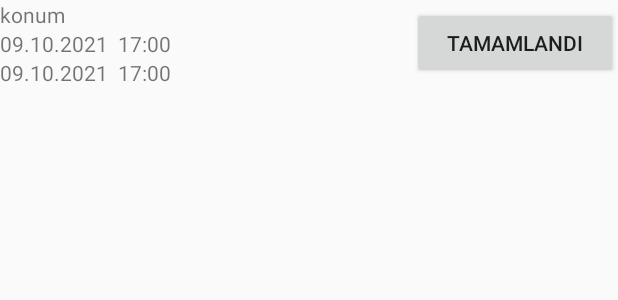
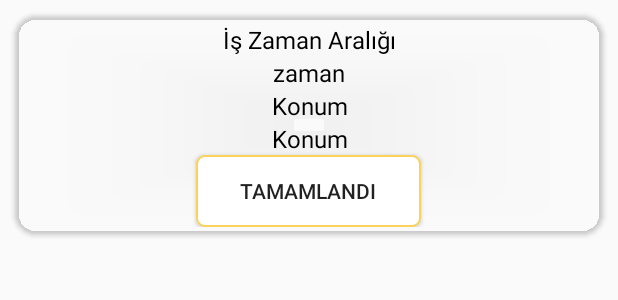
Before and after one commit to 55selcukozdemir/santiye, an Android app: the layout list_item_operator.xml on its own in the app's theme, with its tools: preview values and no code run, on a phone screen of 412 x 824 dp. Shown: the top 300 px of the screen. Run offline under Robolectric (Android 15) with nearby library versions, the phone set to English and light mode, and no system bars.

Commit message:
operator ekranı tasarlandı

```diff
--- a/app/src/main/java/com/example/santiye/main/ProductAdded.kt
+++ b/app/src/main/java/com/example/santiye/main/ProductAdded.kt
@@ -45,6 +45,7 @@ class ProductAdded : AppCompatActivity() {
         super.onCreate(savedInstanceState)
         binding = ActivityProductAddedBinding.inflate(layoutInflater)
 
+        supportActionBar?.hide()
         registerLauncher()
         auth = Firebase.auth
         firestore = Firebase.firestore
@@ -119,6 +120,8 @@ class ProductAdded : AppCompatActivity() {
                 }.addOnFailureListener{
                     Toast.makeText(this, it.localizedMessage,Toast.LENGTH_LONG).show()
                 }
+            }else{
+                Toast.makeText(this, "Lütfen bir görsel seçerek yükleme yapınız.", Toast.LENGTH_SHORT).show()
             }
 
         })
--- /dev/null
+++ b/app/src/main/res/drawable/person_profile.xml
@@ -0,0 +1,5 @@
+<vector android:height="50dp" android:tint="?attr/colorControlNormal"
+    android:viewportHeight="24" android:viewportWidth="24"
+    android:width="50dp" xmlns:android="http://schemas.android.com/apk/res/android">
+    <path android:fillColor="@android:color/white" android:pathData="M12,5.9c1.16,0 2.1,0.94 2.1,2.1s-0.94,2.1 -2.1,2.1S9.9,9.16 9.9,8s0.94,-2.1 2.1,-2.1m0,9c2.97,0 6.1,1.46 6.1,2.1v1.1L5.9,18.1L5.9,17c0,-0.64 3.13,-2.1 6.1,-2.1M12,4C9.79,4 8,5.79 8,8s1.79,4 4,4 4,-1.79 4,-4 -1.79,-4 -4,-4zM12,13c-2.67,0 -8,1.34 -8,4v3h16v-3c0,-2.66 -5.33,-4 -8,-4z"/>
+</vector>
--- a/app/src/main/res/layout/list_item_operator.xml
+++ b/app/src/main/res/layout/list_item_operator.xml
@@ -1,39 +1,70 @@
 <?xml version="1.0" encoding="utf-8"?>
-<LinearLayout xmlns:android="http://schemas.android.com/apk/res/android"
+
+<androidx.cardview.widget.CardView xmlns:android="http://schemas.android.com/apk/res/android"
+    xmlns:app="http://schemas.android.com/apk/res-auto"
     android:layout_width="match_parent"
     android:layout_height="wrap_content"
-    android:gravity="center"
-    android:orientation="horizontal">
+    android:layout_margin="10dp"
+    android:background="@drawable/layout_background"
+    android:backgroundTintMode="src_in"
+    android:padding="10dp"
+    app:cardBackgroundColor="#00FFFFFF"
+    app:cardCornerRadius="15dp">
 
     <LinearLayout
-        android:layout_width="0dp"
+        android:layout_width="match_parent"
         android:layout_height="wrap_content"
-        android:layout_weight="2"
-        android:orientation="vertical">
+        android:background="#00FFFFFF"
+        android:gravity="center"
+        android:orientation="vertical"
+        android:padding="5dp">
 
-        <TextView
-            android:id="@+id/list_item_operator_location"
+        <LinearLayout
             android:layout_width="match_parent"
             android:layout_height="wrap_content"
-            android:text="konum" />
+            android:orientation="vertical">
 
-        <TextView
-            android:id="@+id/list_item_operator_date1"
-            android:layout_width="match_parent"
+            <TextView
+                android:layout_width="match_parent"
+                android:layout_height="wrap_content"
+                android:gravity="center"
+                android:text="İş Zaman Aralığı"
+                android:textColor="@color/primaryTextColor"
+                android:textSize="16sp" />
+
+            <TextView
+                android:id="@+id/list_item_operator_date"
+                android:layout_width="match_parent"
+                android:layout_height="wrap_content"
+                android:gravity="center"
+                android:text="zaman"
+                android:textColor="@color/primaryTextColor"
+                android:textSize="16sp" />
+
+            <TextView
+                android:layout_width="match_parent"
+                android:layout_height="wrap_content"
+                android:gravity="center"
+                android:text="Konum"
+                android:textColor="@color/primaryTextColor"
+                android:textSize="16sp" />
+
+            <TextView
+                android:id="@+id/list_item_operator_location"
+                android:layout_width="match_parent"
+                android:layout_height="wrap_content"
+                android:gravity="center"
+                android:text="Konum"
+                android:textColor="@color/primaryTextColor"
+                android:textSize="16sp" />
+        </LinearLayout>
+
+        <Button
+            android:id="@+id/list_item_operator_button_ok"
+            android:layout_width="150dp"
             android:layout_height="wrap_content"
-            android:text="09.10.2021  17:00" />
-
-        <TextView
-            android:id="@+id/list_item_operator_date2"
-            android:layout_width="match_parent"
-            android:layout_height="wrap_content"
-            android:text="09.10.2021  17:00" />
+            android:background="@drawable/base_border"
+            android:text="Tamamlandı" />
     </LinearLayout>
 
-    <Button
-        android:id="@+id/list_item_operator_button_ok"
-        android:layout_width="0dp"
-        android:layout_height="wrap_content"
-        android:layout_weight="1"
-        android:text="Tamamlandı" />
-</LinearLayout>
+</androidx.cardview.widget.CardView>
--- a/app/src/main/res/menu/operator.xml
+++ b/app/src/main/res/menu/operator.xml
@@ -7,4 +7,7 @@
         android:title="yenile"
         app:showAsAction="always"
         android:id="@+id/r_menü"/>
+    <item
+        android:id="@+id/log_out_operator"
+        android:title="Çıkış yap"/>
 </menu>
```
Also changed, not shown: app/src/main/java/com/example/santiye/Operator.kt (+37 -12 lines), app/src/main/java/com/example/santiye/Warehome.kt (+27 -0 lines), app/src/main/java/com/example/santiye/adapter/OperatorRecyclerView.kt (+4 -8 lines), app/src/main/res/layout/activity_product_added.xml (+28 -23 lines), app/src/main/res/menu/ware_home.xml (added, +9 -0 lines), app/src/main/res/drawable/profile.png.
